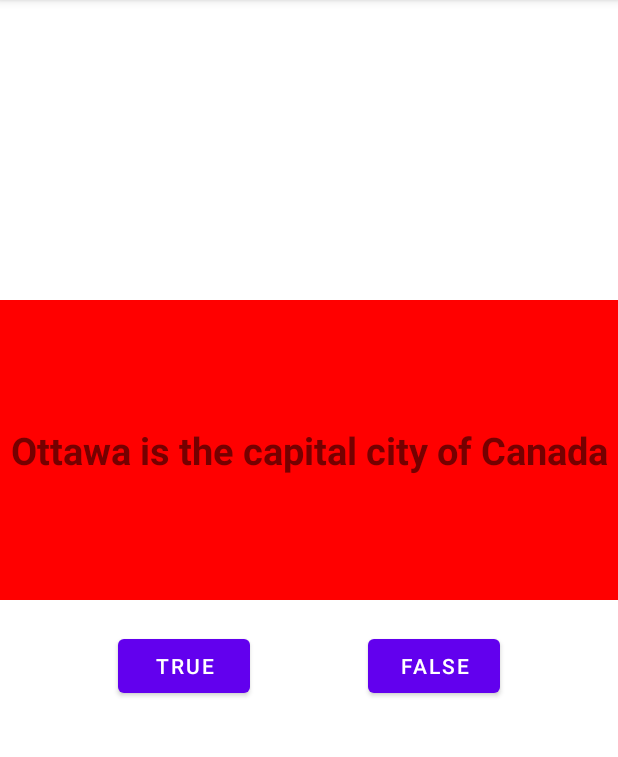
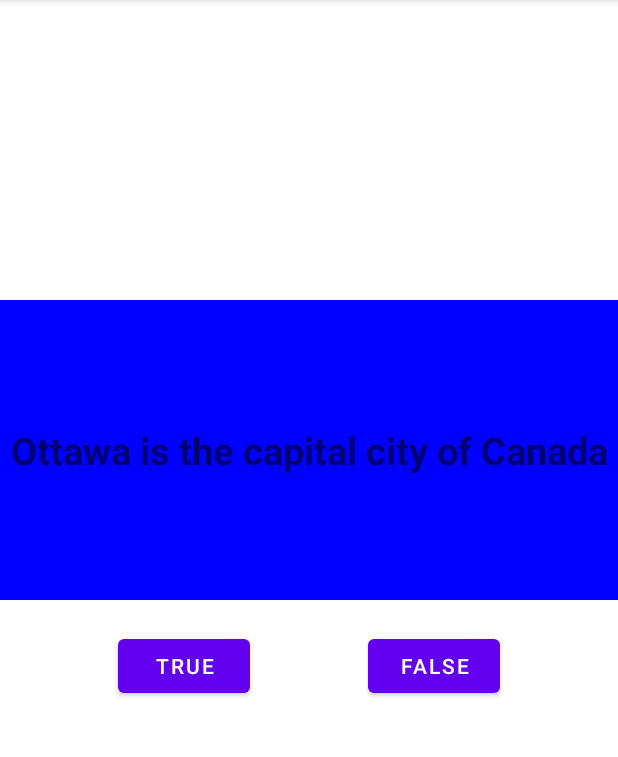
Before and after one commit to bindu-sharma/Quiz_App, an Android app: the screen it shows after launch (MainActivity), after a tap on "TRUE", on a phone screen of 412 x 824 dp, the part 84-841 px from its top. Run offline under Robolectric (Android 15) with nearby library versions, the phone set to English and light mode, and no system bars.

Commit message:
Getting the scores

```diff
--- a/app/src/main/java/my/first/quiz_app/MainActivity.java
+++ b/app/src/main/java/my/first/quiz_app/MainActivity.java
@@ -9,6 +9,7 @@ import android.view.MenuInflater;
 import android.view.View;
 import android.widget.Button;
 import android.widget.TextView;
+import android.widget.Toast;
 
 import androidx.annotation.NonNull;
 import androidx.annotation.Nullable;
@@ -34,7 +35,7 @@ public class MainActivity extends AppCompatActivity {
         FragmentManager manager = getSupportFragmentManager();
         manager.findFragmentById(R.id.fragment_container);
         fragmentObj = ques_fragment.newInstance(qId, colorId);
-        manager.beginTransaction().add(R.id.fragment_container, fragmentObj).commit();
+        manager.beginTransaction().replace(R.id.fragment_container, fragmentObj).commit();
 
 
     }
@@ -94,7 +95,7 @@ public class MainActivity extends AppCompatActivity {
     int totalScore;
 
     public void ButtonClicked(View view) {
-        if (index < 9) {
+        if (index < obj.questionList.size()-1) {
             if(trueButton.isPressed()){
                 tag = true;
                 System.out.println(tag);
@@ -105,6 +106,10 @@ public class MainActivity extends AppCompatActivity {
 
             if(tag==obj.questionList.get(index).answer){
                 totalScore++;
+                Toast.makeText(this, "Your answer is correct", Toast.LENGTH_SHORT).show();
+            }
+            if(tag!=obj.questionList.get(index).answer) {
+                Toast.makeText(this, "Your answer is incorrect", Toast.LENGTH_SHORT).show();
             }
             System.out.println("*** Total Score ****" + totalScore);
 
@@ -119,7 +124,8 @@ public class MainActivity extends AppCompatActivity {
         } else {
             AlertDialog.Builder builder = new AlertDialog.Builder(MainActivity.this);
             builder.setTitle("Your Scores are"+ "\t" + totalScore +"\t"+ "out of 10 !!");
-            builder.setPositiveButton("OK", null);
+            builder.setPositiveButton("Save", null);
+            builder.setNegativeButton("Cancel",null);
             // Create the Alert dialog
             AlertDialog alertDialog = builder.create();
             alertDialog.show();
--- a/app/src/main/java/my/first/quiz_app/Question.java
+++ b/app/src/main/java/my/first/quiz_app/Question.java
@@ -9,5 +9,8 @@ public class Question {
         this.question = question;
         this.color = color;
         this.answer = answer;
+
+
     }
+
 }
--- a/app/src/main/java/my/first/quiz_app/ques_fragment.java
+++ b/app/src/main/java/my/first/quiz_app/ques_fragment.java
@@ -40,9 +40,9 @@ public class ques_fragment extends Fragment {
        // quesText.setText(mainObj.QuestionId);
        // quesText.setBackgroundColor(mainObj.ColorId);
         question = getArguments().getInt("QuestionId");
-      //  color = getArguments().getInt("ColorId");
+        color = getArguments().getInt("ColorId");
         quesText.setText(question);
-        //quesText.setBackgroundColor(color);
+        quesText.setBackgroundResource(color);
         //System.out.println(color);
 
         return view;
```
